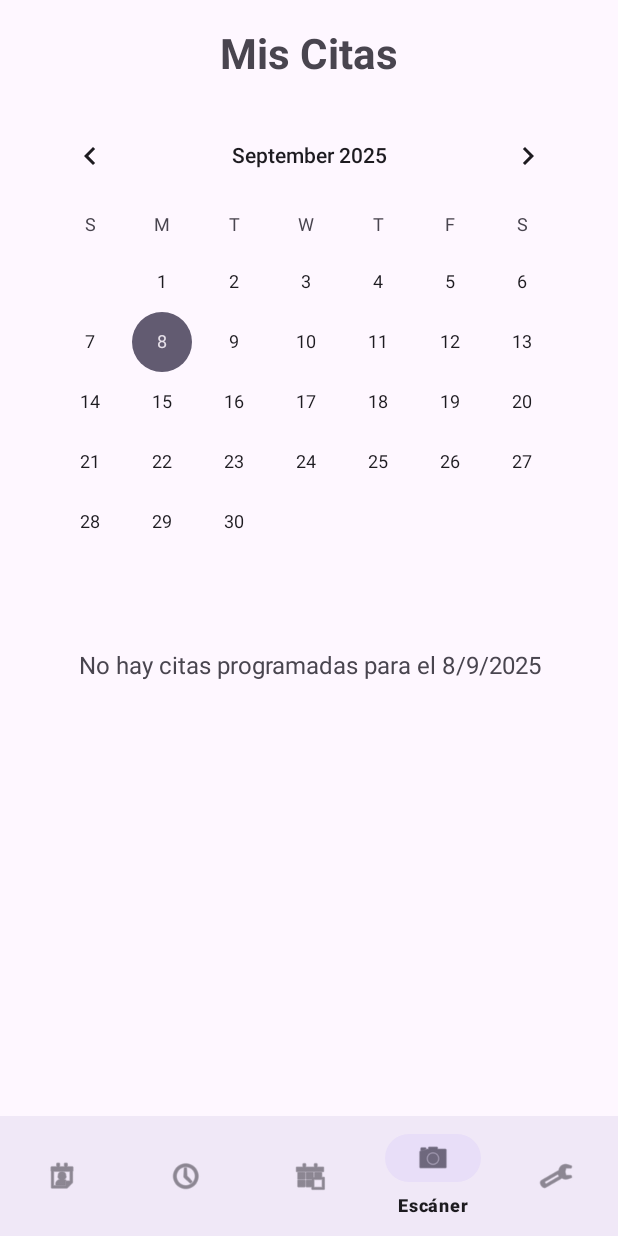
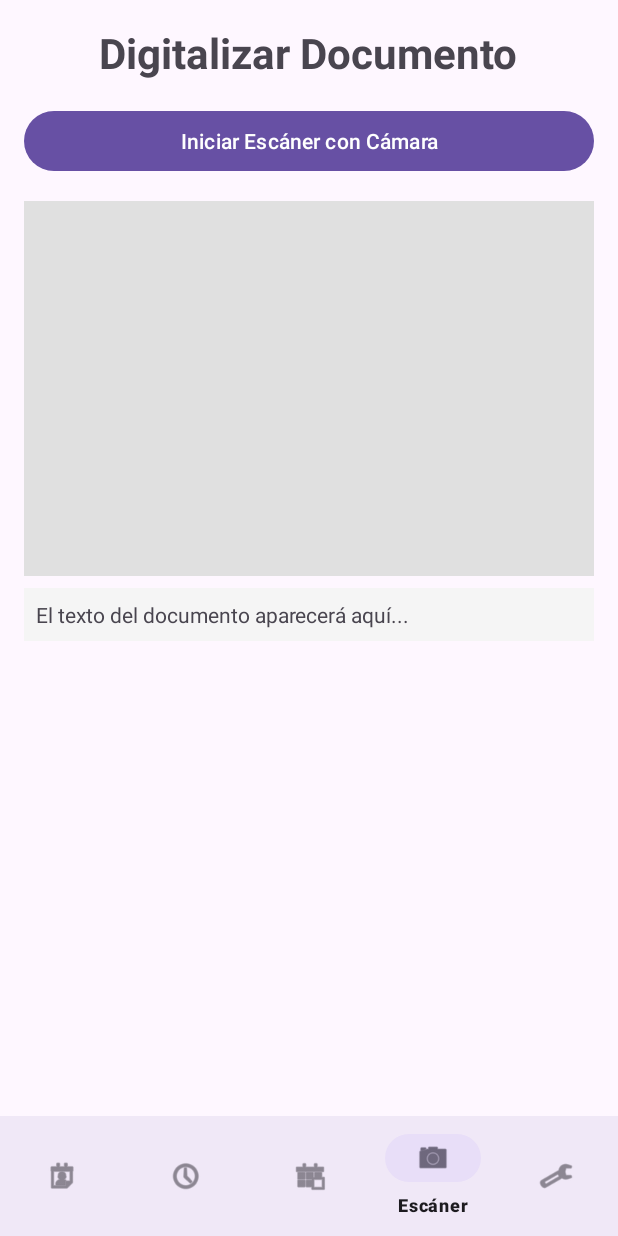
Before and after one commit to ChristopherVince/VitaLink, an Android app: the HomeActivity screen opened directly, with no data from a screen before it, item 4 of the bottom bar chosen, on a phone screen of 412 x 824 dp. Run offline under Robolectric (Android 15) with nearby library versions, the phone set to English and light mode, and no system bars; our stand-ins replace Firebase (no records; nobody signed in at launch, a user with empty details on screens opened directly); libraries missing offline, so code that uses them is left out: com.google.mlkit.vision.

Commit message:
implementacion de escaner para pacientes

```diff
--- a/app/src/main/AndroidManifest.xml
+++ b/app/src/main/AndroidManifest.xml
@@ -1,6 +1,8 @@
 <?xml version="1.0" encoding="utf-8"?>
 <manifest xmlns:android="http://schemas.android.com/apk/res/android"
     xmlns:tools="http://schemas.android.com/tools">
+    <uses-permission android:name="android.permission.CAMERA" />
+    <uses-feature android:name="android.hardware.camera" android:required="true" />
 
     <application
         android:allowBackup="true"
--- /dev/null
+++ b/app/src/main/java/com/devcv/vitalink/patient/EscanerFragment.java
@@ -0,0 +1,183 @@
+package com.devcv.vitalink.patient;
+
+import android.app.Activity;
+import android.content.Intent;
+import android.graphics.Bitmap;
+import android.net.Uri;
+import android.os.Bundle;
+import android.provider.MediaStore;
+import android.util.Log;
+import android.view.LayoutInflater;
+import android.view.View;
+import android.view.ViewGroup;
+import android.widget.Button;
+import android.widget.EditText;
+import android.widget.ImageView;
+import android.widget.TextView;
+import android.widget.Toast;
+import androidx.activity.result.ActivityResultLauncher;
+import androidx.activity.result.contract.ActivityResultContracts;
+import androidx.annotation.NonNull;
+import androidx.annotation.Nullable;
+import androidx.fragment.app.Fragment;
+import com.devcv.vitalink.R;
+import com.google.firebase.Timestamp;
+import com.google.firebase.auth.FirebaseAuth;
+import com.google.firebase.firestore.FirebaseFirestore;
+import com.google.firebase.storage.FirebaseStorage;
+import com.google.firebase.storage.StorageReference;
+import com.google.mlkit.vision.common.InputImage;
+import com.google.mlkit.vision.text.TextRecognition;
+import com.google.mlkit.vision.text.TextRecognizer;
+import com.google.mlkit.vision.text.latin.TextRecognizerOptions;
+
+import java.io.ByteArrayOutputStream;
+import java.util.Date;
+import java.util.HashMap;
+import java.util.Map;
+import java.util.UUID;
+
+public class EscanerFragment extends Fragment {
+
+    private Button buttonScan, buttonSaveDocument;
+    private ImageView imageViewScanned;
+    private TextView textViewRecognizedText;
+    private EditText editTextDocumentTitle;
+    private Bitmap imageBitmap;
+
+    private FirebaseAuth mAuth;
+    private FirebaseFirestore db;
+    private FirebaseStorage storage;
+
+    private final ActivityResultLauncher<Intent> cameraLauncher = registerForActivityResult(
+            new ActivityResultContracts.StartActivityForResult(),
+            result -> {
+                if (result.getResultCode() == Activity.RESULT_OK && result.getData() != null) {
+                    Bundle extras = result.getData().getExtras();
+                    if (extras != null) {
+                        imageBitmap = (Bitmap) extras.get("data");
+                        imageViewScanned.setImageBitmap(imageBitmap);
+                        recognizeTextFromImage();
+                    }
+                } else {
+                    Toast.makeText(getContext(), "Captura cancelada", Toast.LENGTH_SHORT).show();
+                }
+            });
+
+    @Override
+    public View onCreateView(LayoutInflater inflater, ViewGroup container, Bundle savedInstanceState) {
+        return inflater.inflate(R.layout.fragment_escaner, container, false);
+    }
+
+    @Override
+    public void onViewCreated(@NonNull View view, @Nullable Bundle savedInstanceState) {
+        super.onViewCreated(view, savedInstanceState);
+
+        // Enlazamos todas las vistas
+        buttonScan = view.findViewById(R.id.buttonScan);
+        buttonSaveDocument = view.findViewById(R.id.buttonSaveDocument);
+        imageViewScanned = view.findViewById(R.id.imageViewScanned);
+        textViewRecognizedText = view.findViewById(R.id.textViewRecognizedText);
+        editTextDocumentTitle = view.findViewById(R.id.editTextDocumentTitle);
+
+        // Inicializamos Firebase
+        mAuth = FirebaseAuth.getInstance();
+        db = FirebaseFirestore.getInstance();
+        storage = FirebaseStorage.getInstance();
+
+        buttonScan.setOnClickListener(v -> {
+            Intent takePictureIntent = new Intent(MediaStore.ACTION_IMAGE_CAPTURE);
+            cameraLauncher.launch(takePictureIntent);
+        });
+
+        buttonSaveDocument.setOnClickListener(v -> saveDocumentToFirebase());
+    }
+
+    private void recognizeTextFromImage() {
+        if (imageBitmap == null) return;
+        InputImage inputImage = InputImage.fromBitmap(imageBitmap, 0);
+        TextRecognizer recognizer = TextRecognition.getClient(TextRecognizerOptions.DEFAULT_OPTIONS);
+        textViewRecognizedText.setText("Procesando...");
+
+        recognizer.process(inputImage)
+                .addOnSuccessListener(visionText -> {
+                    textViewRecognizedText.setText(visionText.getText());
+                    // Mostramos los campos para guardar
+                    editTextDocumentTitle.setVisibility(View.VISIBLE);
+                    buttonSaveDocument.setVisibility(View.VISIBLE);
+                })
+                .addOnFailureListener(e -> {
+                    textViewRecognizedText.setText("Error al reconocer texto: " + e.getMessage());
+                });
+    }
+
+    private void saveDocumentToFirebase() {
+        String title = editTextDocumentTitle.getText().toString().trim();
+        String recognizedText = textViewRecognizedText.getText().toString();
+        String userId = mAuth.getCurrentUser().getUid();
+
+        if (title.isEmpty()) {
+            editTextDocumentTitle.setError("El título es requerido");
+            return;
+        }
+        if (imageBitmap == null) {
+            Toast.makeText(getContext(), "No hay imagen para guardar.", Toast.LENGTH_SHORT).show();
+            return;
+        }
+
+        // 1. Subir la imagen a Firebase Storage
+        // Comprimimos el bitmap a un array de bytes
+        ByteArrayOutputStream baos = new ByteArrayOutputStream();
+        imageBitmap.compress(Bitmap.CompressFormat.JPEG, 100, baos);
+        byte[] data = baos.toByteArray();
+
+        // Creamos una referencia única para el archivo en Storage
+        String imagePath = "scanned_documents/" + userId + "/" + UUID.randomUUID().toString() + ".jpg";
+        StorageReference imageRef = storage.getReference().child(imagePath);
+
+        Toast.makeText(getContext(), "Guardando documento...", Toast.LENGTH_SHORT).show();
+        buttonSaveDocument.setEnabled(false); // Deshabilitamos para evitar doble clic
+
+        imageRef.putBytes(data)
+                .addOnSuccessListener(taskSnapshot -> {
+                    // 2. Si la imagen se subió, obtenemos su URL de descarga
+                    imageRef.getDownloadUrl().addOnSuccessListener(uri -> {
+                        String imageUrl = uri.toString();
+
+                        // 3. Creamos el documento en Firestore
+                        Map<String, Object> documentData = new HashMap<>();
+                        documentData.put("documentTitle", title);
+                        documentData.put("imageUrl", imageUrl);
+                        documentData.put("extractedText", recognizedText);
+                        documentData.put("scanDate", new Timestamp(new Date()));
+                        documentData.put("uploadedBy", userId);
+
+                        db.collection("users").document(userId).collection("scannedDocuments")
+                                .add(documentData)
+                                .addOnSuccessListener(documentReference -> {
+                                    Toast.makeText(getContext(), "Documento guardado exitosamente", Toast.LENGTH_LONG).show();
+                                    resetScannerView();
+                                })
+                                .addOnFailureListener(e -> {
+                                    Toast.makeText(getContext(), "Error al guardar en Firestore.", Toast.LENGTH_SHORT).show();
+                                    buttonSaveDocument.setEnabled(true);
+                                });
+                    });
+                })
+                .addOnFailureListener(e -> {
+                    Toast.makeText(getContext(), "Error al subir la imagen.", Toast.LENGTH_SHORT).show();
+                    buttonSaveDocument.setEnabled(true);
+                });
+    }
+
+    private void resetScannerView() {
+        // Limpiamos la vista para un nuevo escaneo
+        editTextDocumentTitle.setText("");
+        textViewRecognizedText.setText("El texto del documento aparecerá aquí...");
+        imageViewScanned.setImageResource(0); // Limpia la imagen
+        editTextDocumentTitle.setVisibility(View.GONE);
+        buttonSaveDocument.setVisibility(View.GONE);
+        buttonSaveDocument.setEnabled(true);
+        imageBitmap = null;
+    }
+}
--- a/app/src/main/java/com/devcv/vitalink/patient/HomeActivity.java
+++ b/app/src/main/java/com/devcv/vitalink/patient/HomeActivity.java
@@ -41,7 +41,7 @@ public class HomeActivity extends AppCompatActivity {
                     loadFragment(new CitasFragment());
                     return true;
                 } else if (item.getItemId() == R.id.nav_escaner) {
-                    Toast.makeText(HomeActivity.this, "Sección Escáner", Toast.LENGTH_SHORT).show();
+                    loadFragment(new EscanerFragment());
                     return true;
                 } else if (item.getItemId() == R.id.nav_perfil) {
                     loadFragment(new PerfilFragment());
--- /dev/null
+++ b/app/src/main/res/layout/fragment_escaner.xml
@@ -0,0 +1,66 @@
+<?xml version="1.0" encoding="utf-8"?>
+<ScrollView xmlns:android="http://schemas.android.com/apk/res/android"
+    xmlns:tools="http://schemas.android.com/tools"
+    android:layout_width="match_parent"
+    android:layout_height="match_parent"
+    tools:context=".patient.EscanerFragment">
+
+    <LinearLayout
+        android:layout_width="match_parent"
+        android:layout_height="wrap_content"
+        android:orientation="vertical"
+        android:padding="16dp">
+
+        <TextView
+            android:layout_width="wrap_content"
+            android:layout_height="wrap_content"
+            android:text="Digitalizar Documento"
+            android:textSize="28sp"
+            android:textStyle="bold"
+            android:layout_gravity="center_horizontal"
+            android:layout_marginBottom="16dp"/>
+
+        <Button
+            android:id="@+id/buttonScan"
+            android:layout_width="match_parent"
+            android:layout_height="wrap_content"
+            android:text="Iniciar Escáner con Cámara" />
+
+        <ImageView
+            android:id="@+id/imageViewScanned"
+            android:layout_width="match_parent"
+            android:layout_height="250dp"
+            android:layout_marginTop="16dp"
+            android:scaleType="fitCenter"
+            android:background="#E0E0E0"
+            android:contentDescription="Imagen escaneada" />
+
+        <EditText
+            android:id="@+id/editTextDocumentTitle"
+            android:layout_width="match_parent"
+            android:layout_height="wrap_content"
+            android:hint="Título del documento (ej. Resultados de Sangre)"
+            android:visibility="gone"
+            tools:visibility="visible"
+            android:layout_marginTop="16dp"/>
+
+        <TextView
+            android:id="@+id/textViewRecognizedText"
+            android:layout_width="match_parent"
+            android:layout_height="wrap_content"
+            android:text="El texto del documento aparecerá aquí..."
+            android:background="#F5F5F5"
+            android:padding="8dp"
+            android:layout_marginTop="8dp"/>
+
+        <Button
+            android:id="@+id/buttonSaveDocument"
+            android:layout_width="match_parent"
+            android:layout_height="wrap_content"
+            android:text="Guardar Documento"
+            android:visibility="gone"
+            tools:visibility="visible"
+            android:layout_marginTop="16dp"/>
+
+    </LinearLayout>
+</ScrollView>
```
Also changed, not shown: app/build.gradle (+7 -0 lines).
